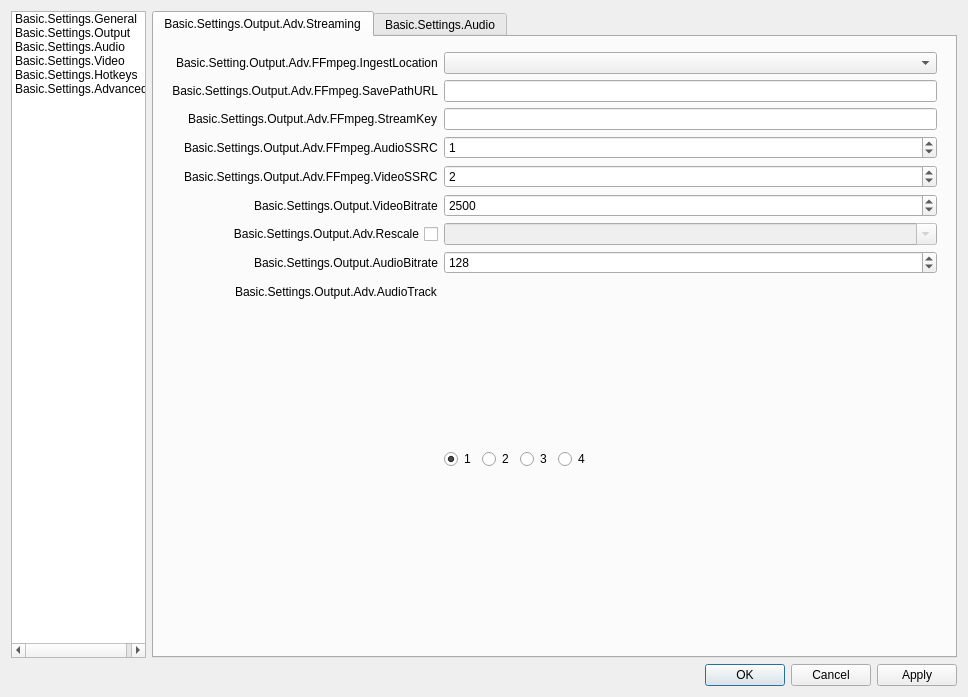
Before: the Qt Designer form obs/forms/OBSBasicSettings.ui in mixer/tachyon, drawn with Qt 5.
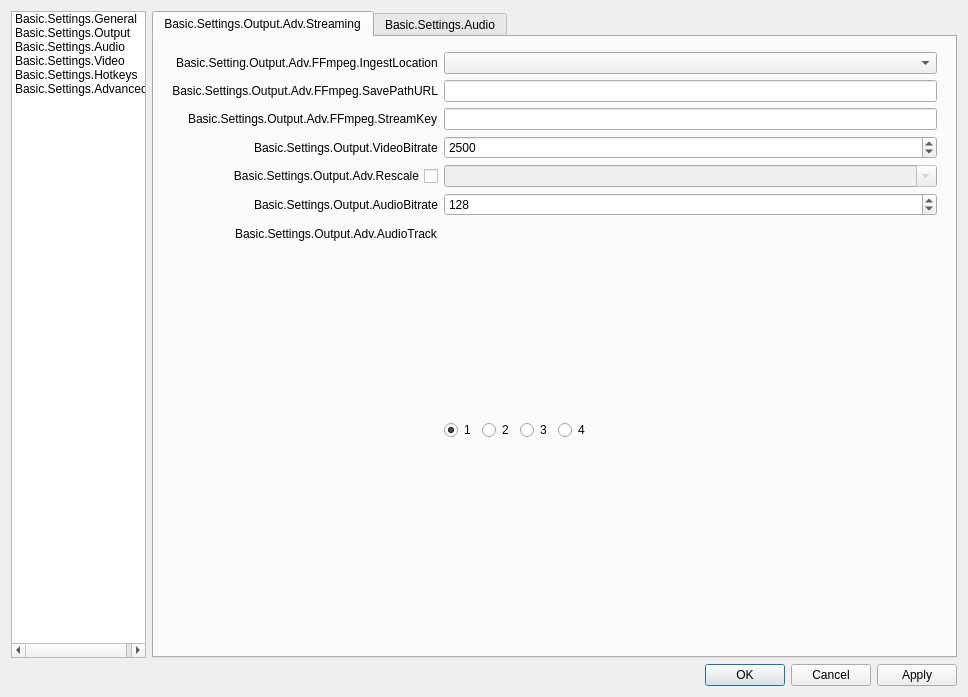
After: the same form once the commit is applied. Icons and pictures are not drawn.

Commit message: Rework SSRC logic to be magic, and fix a few UI hiccups

Diff of the .ui file:
```diff
--- a/obs/forms/OBSBasicSettings.ui
+++ b/obs/forms/OBSBasicSettings.ui
@@ -323,46 +323,6 @@
                       <widget class="QLineEdit" name="advOutFTLStreamKey"/>
                      </item>
                      <item row="4" column="0">
-                      <widget class="QLabel" name="label_16">
-                       <property name="text">
-                        <string>Basic.Settings.Output.Adv.FFmpeg.AudioSSRC</string>
-                       </property>
-                       <property name="buddy">
-                        <cstring>advOutFTLAudioSSRC</cstring>
-                       </property>
-                      </widget>
-                     </item>
-                     <item row="4" column="1">
-                      <widget class="QSpinBox" name="advOutFTLAudioSSRC">
-                       <property name="maximum">
-                        <number>100000</number>
-                       </property>
-                       <property name="value">
-                        <number>1</number>
-                       </property>
-                      </widget>
-                     </item>
-                     <item row="5" column="0">
-                      <widget class="QLabel" name="label_18">
-                       <property name="text">
-                        <string>Basic.Settings.Output.Adv.FFmpeg.VideoSSRC</string>
-                       </property>
-                       <property name="buddy">
-                        <cstring>advOutFTLVideoSSRC</cstring>
-                       </property>
-                      </widget>
-                     </item>
-                     <item row="5" column="1">
-                      <widget class="QSpinBox" name="advOutFTLVideoSSRC">
-                       <property name="maximum">
-                        <number>10000</number>
-                       </property>
-                       <property name="value">
-                        <number>2</number>
-                       </property>
-                      </widget>
-                     </item>
-                     <item row="6" column="0">
                       <widget class="QLabel" name="label_40">
                        <property name="text">
                         <string>Basic.Settings.Output.VideoBitrate</string>
@@ -372,7 +332,7 @@
                        </property>
                       </widget>
                      </item>
-                     <item row="6" column="1">
+                     <item row="4" column="1">
                       <widget class="QSpinBox" name="advOutFFVBitrate">
                        <property name="minimum">
                         <number>0</number>
@@ -385,7 +345,7 @@
                        </property>
                       </widget>
                      </item>
-                     <item row="7" column="0">
+                     <item row="5" column="0">
                       <widget class="QCheckBox" name="advOutFFUseRescale">
                        <property name="sizePolicy">
                         <sizepolicy hsizetype="Minimum" vsizetype="Expanding">
@@ -401,7 +361,7 @@
                        </property>
                       </widget>
                      </item>
-                     <item row="7" column="1">
+                     <item row="5" column="1">
                       <widget class="QComboBox" name="advOutFFRescale">
                        <property name="enabled">
                         <bool>false</bool>
@@ -411,7 +371,7 @@
                        </property>
                       </widget>
                      </item>
-                     <item row="9" column="0">
+                     <item row="7" column="0">
                       <widget class="QLabel" name="label_41">
                        <property name="text">
                         <string>Basic.Settings.Output.AudioBitrate</string>
@@ -421,7 +381,7 @@
                        </property>
                       </widget>
                      </item>
-                     <item row="9" column="1">
+                     <item row="7" column="1">
                       <widget class="QSpinBox" name="advOutFFABitrate">
                        <property name="minimum">
                         <number>32</number>
@@ -437,7 +397,7 @@
                        </property>
                       </widget>
                      </item>
-                     <item row="11" column="0">
+                     <item row="9" column="0">
                       <widget class="QLabel" name="label_47">
                        <property name="text">
                         <string>Basic.Settings.Output.Adv.AudioTrack</string>
@@ -447,7 +407,7 @@
                        </property>
                       </widget>
                      </item>
-                     <item row="11" column="1">
+                     <item row="9" column="1">
                       <widget class="QWidget" name="widget_10" native="true">
                        <property name="sizePolicy">
                         <sizepolicy hsizetype="Maximum" vsizetype="Preferred">
```
Left out of the diff: 2 changed lines with no effect on the pictures. The commit also changes 5 other files.
